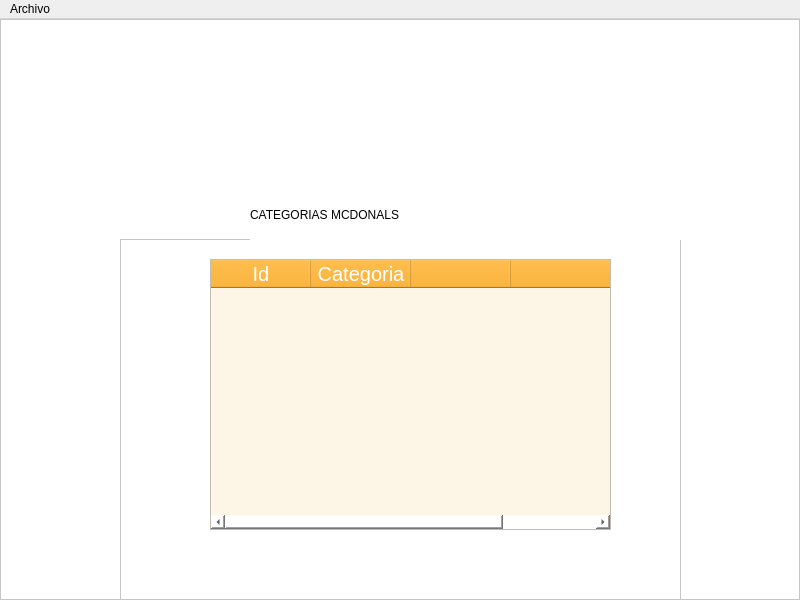
The window that views/categoria.ui (Jossue35/Final-P-B) describes before a commit, drawn with Qt 5.
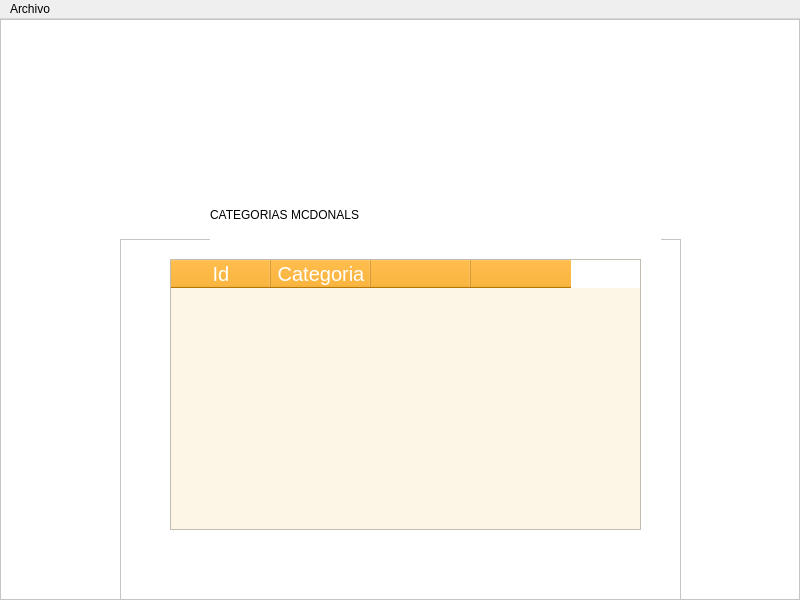
The same window after the commit. Icons and pictures are not drawn.

The edit to the form file:
```diff
--- a/views/categoria.ui
+++ b/views/categoria.ui
@@ -88,9 +88,9 @@
        <widget class="QTableWidget" name="tableWidget">
         <property name="geometry">
          <rect>
-          <x>90</x>
+          <x>50</x>
           <y>20</y>
-          <width>401</width>
+          <width>471</width>
           <height>271</height>
          </rect>
         </property>
@@ -161,7 +161,7 @@
       <widget class="QLabel" name="label">
        <property name="geometry">
         <rect>
-         <x>250</x>
+         <x>210</x>
          <y>170</y>
          <width>451</width>
          <height>51</height>
```
Left out of the diff: 2 changed lines with no effect on the pictures.
